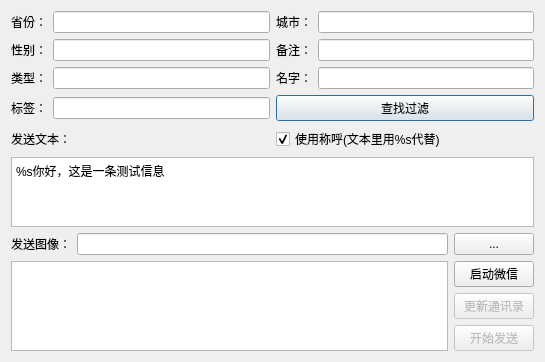
This is dialogsend.ui in mice2100/wx-batch as Qt 5 draws it before an edit. The edited form follows.
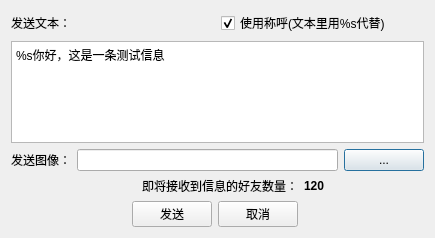
This is the edited form.

The edit to the form file:
```diff
--- a/dialogsend.ui
+++ b/dialogsend.ui
@@ -6,95 +6,14 @@
    <rect>
     <x>0</x>
     <y>0</y>
-    <width>545</width>
-    <height>356</height>
+    <width>435</width>
+    <height>238</height>
    </rect>
   </property>
   <property name="windowTitle">
    <string>群发管理</string>
   </property>
   <layout class="QVBoxLayout" name="verticalLayout">
-   <item>
-    <layout class="QGridLayout" name="gridLayout">
-     <item row="1" column="0">
-      <widget class="QLabel" name="label_5">
-       <property name="text">
-        <string>省份：</string>
-       </property>
-      </widget>
-     </item>
-     <item row="5" column="1">
-      <widget class="QLineEdit" name="edtTags"/>
-     </item>
-     <item row="2" column="3">
-      <widget class="QLineEdit" name="edtRemark"/>
-     </item>
-     <item row="1" column="2">
-      <widget class="QLabel" name="label_4">
-       <property name="text">
-        <string>城市：</string>
-       </property>
-      </widget>
-     </item>
-     <item row="2" column="1">
-      <widget class="QLineEdit" name="edtSex"/>
-     </item>
-     <item row="2" column="2">
-      <widget class="QLabel" name="label_8">
-       <property name="text">
-        <string>备注：</string>
-       </property>
-      </widget>
-     </item>
-     <item row="5" column="0">
-      <widget class="QLabel" name="label_7">
-       <property name="text">
-        <string>标签：</string>
-       </property>
-      </widget>
-     </item>
-     <item row="2" column="0">
-      <widget class="QLabel" name="label_6">
-       <property name="text">
-        <string>性别：</string>
-       </property>
-      </widget>
-     </item>
-     <item row="1" column="1">
-      <widget class="QLineEdit" name="edtProv"/>
-     </item>
-     <item row="5" column="2" colspan="2">
-      <widget class="QPushButton" name="btnSearch">
-       <property name="text">
-        <string>查找过滤</string>
-       </property>
-      </widget>
-     </item>
-     <item row="1" column="3">
-      <widget class="QLineEdit" name="edtCity"/>
-     </item>
-     <item row="4" column="0">
-      <widget class="QLabel" name="label_2">
-       <property name="text">
-        <string>类型：</string>
-       </property>
-      </widget>
-     </item>
-     <item row="4" column="1">
-      <widget class="QLineEdit" name="edtType"/>
-     </item>
-     <item row="4" column="2">
-      <widget class="QLabel" name="label_9">
-       <property name="text">
-        <string>名字：</string>
-       </property>
-      </widget>
-     </item>
-     <item row="4" column="3">
-      <widget class="QLineEdit" name="edtName"/>
-     </item>
-    </layout>
-   </item>
    <item>
     <layout class="QVBoxLayout" name="verticalLayout_2">
      <item>
@@ -163,36 +82,69 @@
    </item>
    <item>
     <layout class="QGridLayout" name="gridLayout_2">
-     <item row="0" column="2" rowspan="2">
-      <widget class="QPushButton" name="btnStartWechat">
+     <item row="0" column="1" colspan="2">
+      <widget class="QLabel" name="label_2">
        <property name="text">
-        <string>启动微信</string>
+        <string>即将接收到信息的好友数量：</string>
+       </property>
+       <property name="alignment">
+        <set>Qt::AlignRight|Qt::AlignTrailing|Qt::AlignVCenter</set>
        </property>
       </widget>
      </item>
-     <item row="0" column="1" rowspan="4">
-      <widget class="QTextBrowser" name="txtLog"/>
-     </item>
-     <item row="3" column="2">
-      <widget class="QPushButton" name="btnStartSend">
-       <property name="enabled">
-        <bool>false</bool>
-       </property>
+     <item row="2" column="1">
+      <widget class="QPushButton" name="btnSend">
        <property name="text">
-        <string>开始发送</string>
+        <string>发送</string>
        </property>
       </widget>
      </item>
      <item row="2" column="2">
-      <widget class="QPushButton" name="btnUpdateContacts">
-       <property name="enabled">
-        <bool>false</bool>
+      <widget class="QPushButton" name="btnCancel">
+       <property name="text">
+        <string>取消</string>
        </property>
+      </widget>
+     </item>
+     <item row="0" column="3">
+      <widget class="QLabel" name="lblCount">
+       <property name="font">
+        <font>
+         <weight>75</weight>
+         <bold>true</bold>
+        </font>
+       </property>
        <property name="text">
-        <string>更新通讯录</string>
+        <string>120</string>
        </property>
       </widget>
      </item>
+     <item row="2" column="0">
+      <spacer name="horizontalSpacer">
+       <property name="orientation">
+        <enum>Qt::Horizontal</enum>
+       </property>
+       <property name="sizeHint" stdset="0">
+        <size>
+         <width>40</width>
+         <height>20</height>
+        </size>
+       </property>
+      </spacer>
+     </item>
+     <item row="2" column="3">
+      <spacer name="horizontalSpacer_2">
+       <property name="orientation">
+        <enum>Qt::Horizontal</enum>
+       </property>
+       <property name="sizeHint" stdset="0">
+        <size>
+         <width>40</width>
+         <height>20</height>
+        </size>
+       </property>
+      </spacer>
+     </item>
     </layout>
    </item>
   </layout>
```
Left out of the diff: 17 changed lines with no effect on the pictures.
